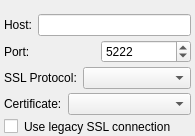
This is src/plugins/defaultconnection/connectionoptionswidget2.ui in xnamed/vacuum-im as Qt 5 draws it before an edit. The edited form follows.
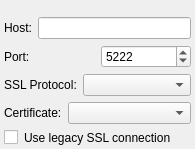
This is the edited form.

What changed in the file:
```diff
--- a/src/plugins/defaultconnection/connectionoptionswidget2.ui
+++ b/src/plugins/defaultconnection/connectionoptionswidget2.ui
@@ -7,7 +7,7 @@
     <x>0</x>
     <y>0</y>
     <width>195</width>
-    <height>136</height>
+    <height>149</height>
    </rect>
   </property>
   <property name="sizePolicy">
@@ -18,19 +18,19 @@
   </property>
   <layout class="QVBoxLayout" name="verticalLayout">
    <property name="spacing">
-    <number>4</number>
+    <number>6</number>
    </property>
    <property name="leftMargin">
     <number>4</number>
    </property>
    <property name="topMargin">
-    <number>2</number>
+    <number>4</number>
    </property>
    <property name="rightMargin">
     <number>4</number>
    </property>
    <property name="bottomMargin">
-    <number>2</number>
+    <number>4</number>
    </property>
    <item>
     <widget class="QWidget" name="wdtProxy" native="true">
```
